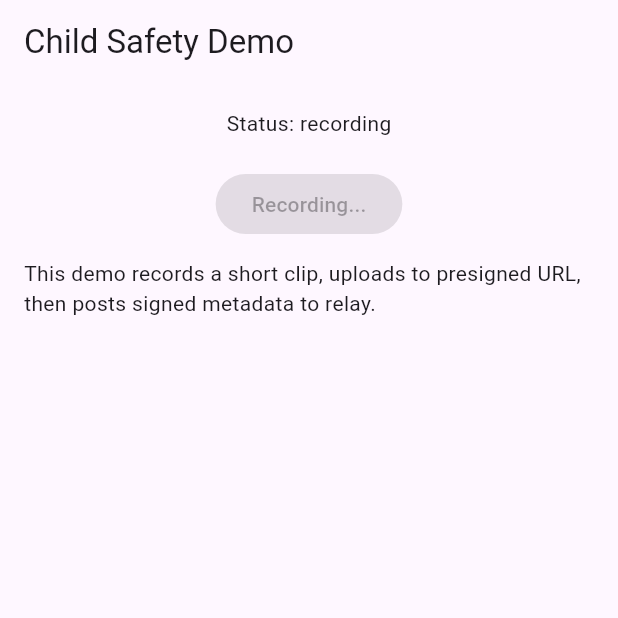
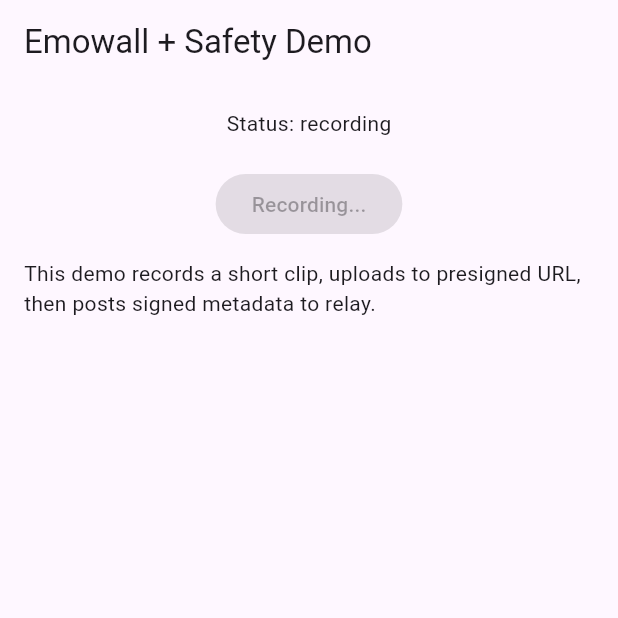
Before and after one commit to Emobies05/Emobies-AP-135, a Flutter app: the screen it shows after launch, after a tap on "Simulate Panic Event", on a phone screen of 412 x 824 dp, the top half of it. Run offline on Flutter 3.47's test engine with Material 3 defaults, Android fonts, the phone set to English and light mode, and no system bars; our stand-ins replace audioplayers, flutter_local_notifications, flutter_tts, permission_handler, sensors_plus, speech_to_text; missing offline and left inert: flutter_sound; statements that could not run were skipped.

Commit message:
Update main.dart

```diff
--- a/lib/main.dart
+++ b/lib/main.dart
@@ -1,12 +1,9 @@
-import 'dart:convert';
+// lib/main.dart
 import 'dart:io';
 import 'package:flutter/material.dart';
-import 'package:http/http.dart' as http;
-import 'package:crypto/crypto.dart';
 import 'package:path_provider/path_provider.dart';
 import 'package:permission_handler/permission_handler.dart';
 import 'package:flutter_sound/flutter_sound.dart';
-
 import 'ingest_service.dart';
 
 void main() {
@@ -18,7 +15,7 @@ class MyApp extends StatelessWidget {
   @override
   Widget build(BuildContext context) {
     return MaterialApp(
-      title: 'Child Safety Demo',
+      title: 'Emowall + Safety Demo',
       theme: ThemeData(primarySwatch: Colors.blue),
       home: const HomePage(),
     );
@@ -56,7 +53,7 @@ class _HomePageState extends State<HomePage> {
     return '${dir.path}/clip_${DateTime.now().millisecondsSinceEpoch}.aac';
   }
 
-  Future<void> _recordAndSend() async {
+  Future<void> _simulatePanic() async {
     if (!_recReady) return;
     final path = await _getTempFilePath();
     try {
@@ -69,7 +66,6 @@ class _HomePageState extends State<HomePage> {
         codec: Codec.aacADTS,
         sampleRate: 16000,
       );
-      // record 8 seconds (example)
       await Future.delayed(const Duration(seconds: 8));
       await _recorder.stopRecorder();
       setState(() {
@@ -79,16 +75,14 @@ class _HomePageState extends State<HomePage> {
 
       final bytes = await File(path).readAsBytes();
 
-      // 1) Request presigned URL from school backend (mocked here)
       final presigned = await _ingest.requestPresignedUrl();
       if (presigned == null) {
         setState(() {
-          _status = 'presigned request failed';
+          _status = 'presign failed';
         });
         return;
       }
 
-      // 2) Upload to presigned URL
       final ok = await _ingest.uploadToPresigned(presigned.uploadUrl, bytes);
       if (!ok) {
         setState(() {
@@ -97,10 +91,9 @@ class _HomePageState extends State<HomePage> {
         return;
       }
 
-      // 3) Build payload and send ingest to relay
       final payload = {
         'incident_token': 'inc-${DateTime.now().millisecondsSinceEpoch}',
-        'device_id': 'device-001',
+        'device_id': 'emowall-device-001',
         'signals': {
           'pulse': {'value': 120, 'quality': 0.85},
           'audio': {'cry': true, 'confidence': 0.88}
@@ -137,7 +130,7 @@ class _HomePageState extends State<HomePage> {
   Widget build(BuildContext context) {
     return Scaffold(
       appBar: AppBar(
-        title: const Text('Child Safety Demo'),
+        title: const Text('Emowall + Safety Demo'),
       ),
       body: Padding(
         padding: const EdgeInsets.all(16),
@@ -146,13 +139,11 @@ class _HomePageState extends State<HomePage> {
             Text('Status: $_status'),
             const SizedBox(height: 20),
             ElevatedButton(
-              onPressed: _recording ? null : _recordAndSend,
+              onPressed: _recording ? null : _simulatePanic,
               child: Text(_recording ? 'Recording...' : 'Simulate Panic Event'),
             ),
             const SizedBox(height: 12),
-            const Text(
-              'This demo records a short clip, uploads to presigned URL, then posts signed metadata to relay.',
-            ),
+            const Text('This demo records a short clip, uploads to presigned URL, then posts signed metadata to relay.'),
           ],
         ),
       ),
```
